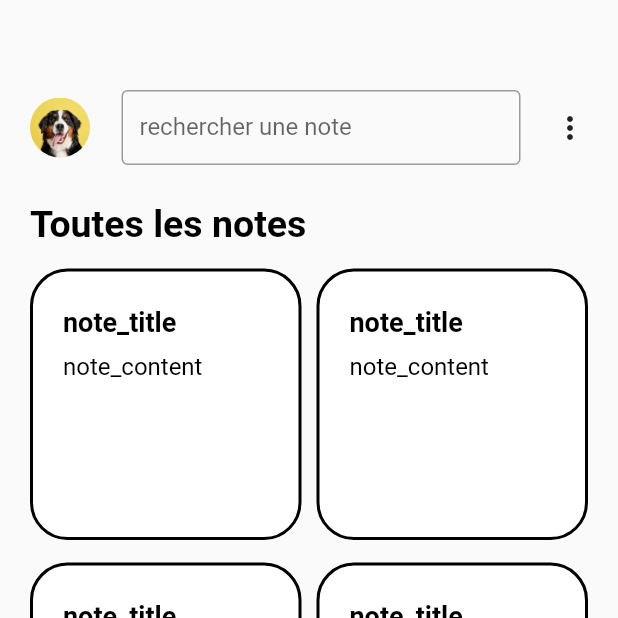
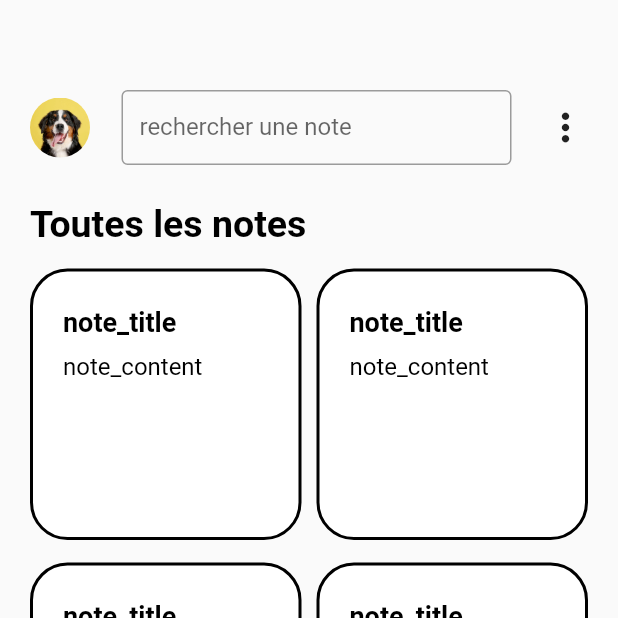
Before and after one commit to blancharSengaVita/examen-dam-janvier-2022-2023-blancharSenga-Vita-projet, a Flutter app: the screen it shows after launch, on a phone screen of 412 x 824 dp, the top half of it. Run offline on Flutter 3.47's test engine with Material 2 defaults, Android fonts, the phone set to English and light mode, and no system bars; Roboto replaces fonts that are missing (SF Pro).

Commit message:
Making Galerie of note

```diff
--- a/lib/partials/navbar/menu.dart
+++ b/lib/partials/navbar/menu.dart
@@ -5,6 +5,6 @@ class Menu extends StatelessWidget {
 
   @override
   Widget build(BuildContext context) {
-    return const Icon(Icons.more_vert);
+    return const Icon(Icons.more_vert, size: 30,);
   }
 }
```
